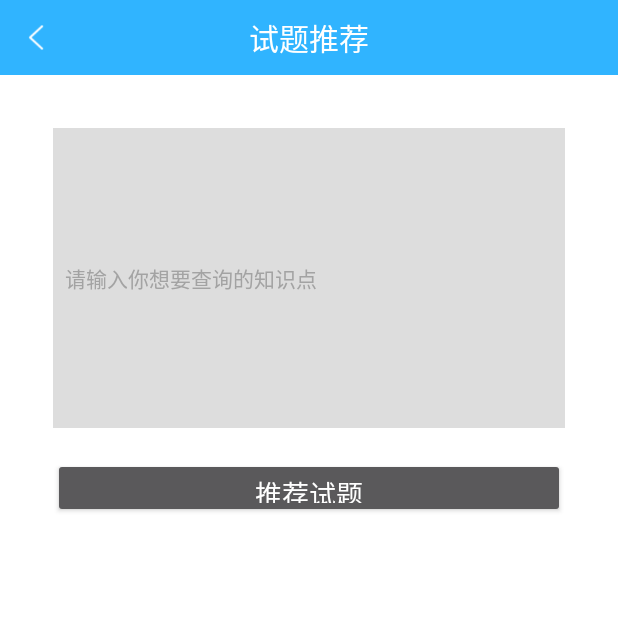
After one commit to Ep11phany/Naive-IntelliEducation-Android-Project, an Android app: the InputActivity screen opened directly, with no data from a screen before it, on a phone screen of 412 x 824 dp, the top half of it. The commit adds this screen. Run offline under Robolectric (Android 15) with nearby library versions, the phone set to English and light mode, and no system bars.

Commit message:
增加了试题推荐功能

```diff
--- a/project/app/src/main/AndroidManifest.xml
+++ b/project/app/src/main/AndroidManifest.xml
@@ -52,5 +52,7 @@
       <activity android:name=".HistoryActivity"></activity>
       <activity android:name=".LinkActivity"></activity>
       <activity android:name=".ExamActivity"></activity>
+      <activity android:name=".InputActivity"></activity>
+      <activity android:name=".RecommendActivity"></activity>
     </application>
 </manifest>
--- a/project/app/src/main/java/com/example/Sumuhandemo/EntityActivity.java
+++ b/project/app/src/main/java/com/example/Sumuhandemo/EntityActivity.java
@@ -110,11 +110,11 @@ public class EntityActivity extends FragmentActivity implements View.OnClickList
         myHandler = new MyHandler(this);
         myHandler1 =new MyHandler1(this);
               // init weibo
-        /*AuthInfo authInfo = new AuthInfo(this, "3464419790", "https://api.weibo.com/oauth2/default.html", "abc123");
+        AuthInfo authInfo = new AuthInfo(this, "3464419790", "https://api.weibo.com/oauth2/default.html", "abc123");
         mWeiboAPI = WBAPIFactory.createWBAPI(this);
         mWeiboAPI.registerApp(this, authInfo);
         mWeiboAPI.setLoggerEnable(true);
-        startLoading();*/
+        startLoading();
 
         SharedPreferences sp = getSharedPreferences(course+"_"+label, MODE_PRIVATE);
         if(sp.contains("property") && sp.contains("content")){
--- /dev/null
+++ b/project/app/src/main/java/com/example/Sumuhandemo/InputActivity.java
@@ -0,0 +1,123 @@
+package com.example.Sumuhandemo;
+
+import android.app.Activity;
+import android.content.Intent;
+import android.content.pm.ActivityInfo;
+import android.graphics.Color;
+import android.os.Bundle;
+import android.os.Handler;
+import android.os.Message;
+import android.text.SpannableString;
+import android.text.Spanned;
+import android.text.TextPaint;
+import android.text.method.LinkMovementMethod;
+import android.text.style.ClickableSpan;
+import android.view.LayoutInflater;
+import android.view.View;
+import android.view.ViewGroup;
+import android.widget.Button;
+import android.widget.EditText;
+import android.widget.RelativeLayout;
+import android.widget.TextView;
+import android.widget.Toast;
+
+import androidx.annotation.NonNull;
+import androidx.appcompat.app.AppCompatActivity;
+import androidx.fragment.app.FragmentActivity;
+import androidx.recyclerview.widget.LinearLayoutManager;
+import androidx.recyclerview.widget.RecyclerView;
+
+import com.alibaba.fastjson.JSONArray;
+import com.example.Sumuhandemo.Fragment.ExploreFragment;
+import com.example.Sumuhandemo.bean.Item;
+import com.example.Sumuhandemo.utils.HttpUtils;
+
+import org.json.JSONException;
+import org.json.JSONObject;
+
+import java.lang.ref.WeakReference;
+import java.util.ArrayList;
+import java.util.HashMap;
+import java.util.List;
+import java.util.Map;
+
+public class InputActivity extends AppCompatActivity {
+    private AppCompatActivity activity=this;
+    private View view;
+    private String searchText;
+    private EditText Input;
+    private Button Btn;
+    private MyHandler myHandler;
+    private String subject = "chinese";
+    private List<Map<String,String>> response;
+    private TextView tv_main_title;
+    private TextView tv_back;
+    private RelativeLayout title_bar;
+
+
+    public InputActivity() {
+
+    }
+
+
+    @Override
+    public void onCreate(Bundle savedInstanceState) {
+        super.onCreate(savedInstanceState);
+        setContentView(R.layout.activity_input);
+        setRequestedOrientation(ActivityInfo.SCREEN_ORIENTATION_PORTRAIT);
+        tv_main_title = findViewById(R.id.tv_main_title);
+        tv_back = findViewById(R.id.tv_back);
+        title_bar=findViewById(R.id.title_bar);
+        tv_back.setOnClickListener(new View.OnClickListener(){
+            public void onClick(View view){
+                activity.finish();
+            }
+        });
+        tv_main_title.setText("试题推荐");
+        title_bar.setBackgroundColor(Color.parseColor("#30B4FF"));
+
+        Input = findViewById(R.id.input);
+
+        Btn = findViewById(R.id.btn);
+        myHandler = new MyHandler(this);
+        Btn.setOnClickListener(new View.OnClickListener() {
+            @Override
+            public void onClick(View v) {
+                searchText = Input.getText().toString().trim();
+                if(!searchText.equals("")){
+                    LinearLayoutManager layoutManager = new LinearLayoutManager(getApplicationContext());
+                    layoutManager.setOrientation(LinearLayoutManager.VERTICAL);
+                    Intent data=new Intent(getApplicationContext(),RecommendActivity.class);
+                    data.putExtra("searchText",searchText);
+                    activity.startActivity(data);
+                    finish();
+                }
+                else{
+                    Toast.makeText(getApplicationContext(), "请输入内容", Toast.LENGTH_SHORT).show();
+                }
+            }
+        });
+    }
+
+
+    private class MyHandler extends Handler {
+        WeakReference<Activity> reference;
+        public MyHandler(Activity activity) {
+            reference = new WeakReference<>(activity);
+        }
+        public void handleMessage(Message msg) {
+            String sri = (String) msg.obj;
+            if (sri != "Failed") {
+                try {
+                    JSONObject jo = new JSONObject(sri);
+                    String code = jo.get("code").toString();
+                    if (code.equals("0")||code.equals("200")) {
+                        response = ((List<Map<String,String>>) JSONArray.parse(jo.get("data").toString()));
+
+                    }
+                } catch (JSONException e) {
+                }
+            }
+        }
+    }
+}
--- a/project/app/src/main/res/layout/activity_entity.xml
+++ b/project/app/src/main/res/layout/activity_entity.xml
@@ -89,6 +89,7 @@
                 android:textSize="20sp" />
         </RelativeLayout>
     </LinearLayout>
+
     <View
         android:id="@+id/loading_block"
         android:layout_width="match_parent"
--- /dev/null
+++ b/project/app/src/main/res/layout/activity_input.xml
@@ -0,0 +1,55 @@
+<?xml version="1.0" encoding="utf-8"?>
+<RelativeLayout
+    xmlns:android="http://schemas.android.com/apk/res/android"
+    xmlns:app="http://schemas.android.com/apk/res-auto"
+    xmlns:tools="http://schemas.android.com/tools"
+    android:layout_width="match_parent"
+    android:layout_height="match_parent"
+    >
+    <LinearLayout
+        android:layout_width="match_parent"
+        android:layout_height="match_parent"
+        android:orientation="vertical">
+        <include layout="@layout/main_title_bar"/>
+        <LinearLayout
+            android:layout_width="match_parent"
+            android:layout_height="match_parent"
+            android:background="@android:color/white"
+            android:orientation="vertical">
+            <!--放置Fragment的main_body-->
+            <LinearLayout
+                android:orientation="vertical"
+                android:background="@android:color/white"
+                android:layout_width="match_parent"
+                android:layout_height="match_parent">
+                <EditText
+                    android:id="@+id/input"
+                    android:layout_width="fill_parent"
+                    android:layout_height="200dp"
+                    android:layout_marginTop="35dp"
+                    android:layout_marginLeft="35dp"
+                    android:layout_marginRight="35dp"
+                    android:drawablePadding="10dp"
+                    android:paddingLeft="8dp"
+                    android:hint="请输入你想要查询的知识点"
+                    android:singleLine="false"
+                    android:background="#DDDDDD"
+                    android:textColor="#000000"
+                    android:textColorHint="#a3a3a3"
+                    android:textSize="14sp"/>
+                <Button
+                    android:id="@+id/btn"
+                    android:layout_width="match_parent"
+                    android:layout_height="40dp"
+                    android:layout_marginLeft="35dp"
+                    android:layout_marginRight="35dp"
+                    android:layout_marginTop="20dp"
+                    android:layout_marginBottom="20dp"
+                    android:layout_gravity="center_horizontal"
+                    android:text="推荐试题"
+                    android:textColor="@android:color/white"
+                    android:textSize="18sp"/>
+            </LinearLayout>
+        </LinearLayout>
+    </LinearLayout>
+</RelativeLayout>
```
Also changed, not shown: project/app/src/main/java/com/example/Sumuhandemo/Fragment/DialogFragment.java (+12 -2 lines), project/app/src/main/java/com/example/Sumuhandemo/Fragment/ExploreFragment.java (+10 -108 lines), project/app/src/main/java/com/example/Sumuhandemo/RecommendActivity.java (added, +116 -0 lines), project/app/src/main/res/layout/activity_recommend.xml (added, +21 -0 lines).
